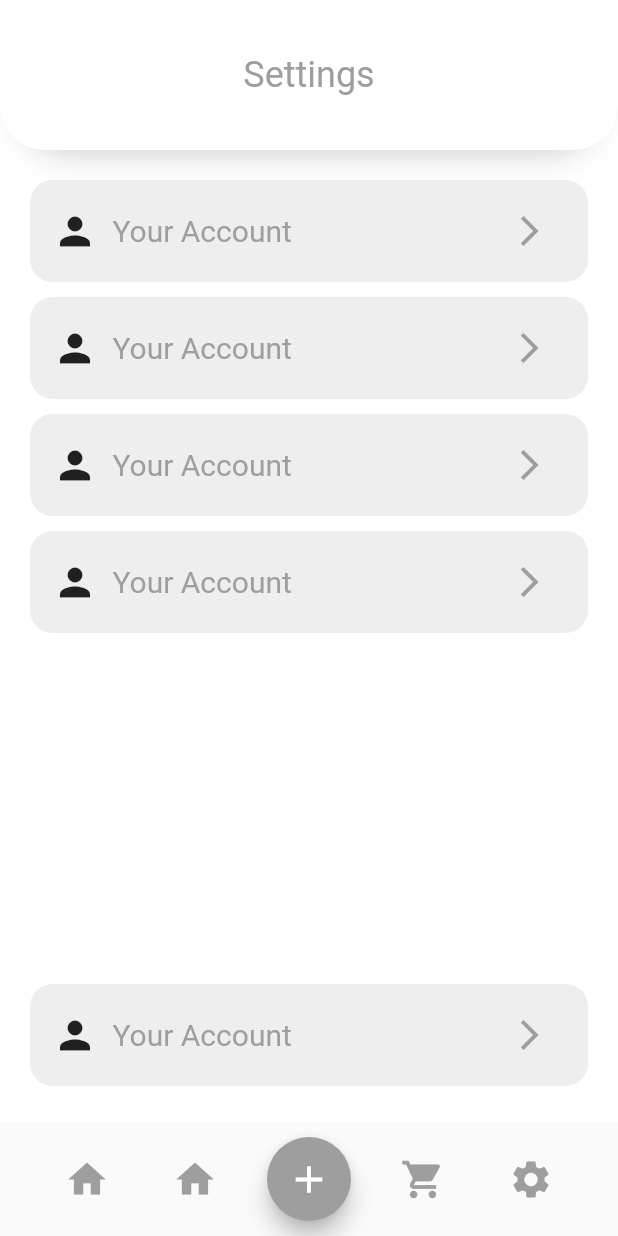
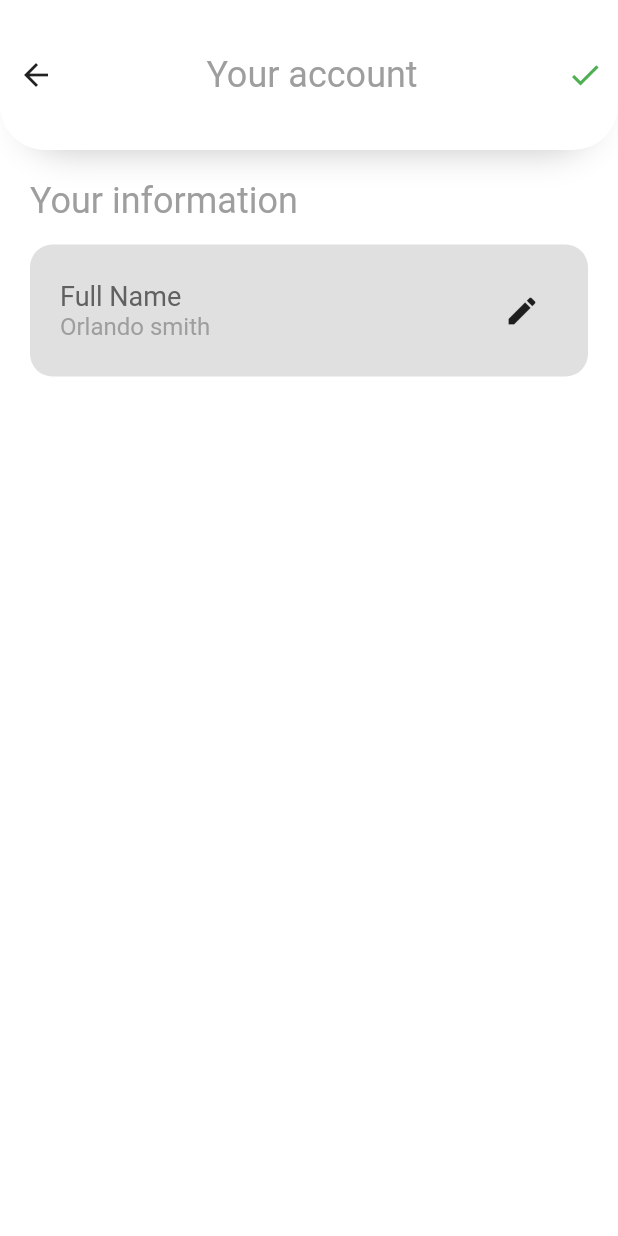
Before and after one commit to codingbbq/flutter_fresh_food, a Flutter app: the SettingsPage screen opened by its route, after a tap on the "arrow forward ios" icon, on a phone screen of 412 x 824 dp. Run offline on Flutter 3.47's test engine with Material 2 defaults, Android fonts, the phone set to English and light mode, and no system bars.

Commit message:
Settings pages

```diff
--- a/lib/main.dart
+++ b/lib/main.dart
@@ -2,6 +2,9 @@ import 'package:flutter/material.dart';
 import 'package:flutter_fresh_food/pages/create_account/page_create_account.dart';
 import 'package:flutter_fresh_food/pages/home/page_home.dart';
 import 'package:flutter_fresh_food/pages/onboarding/page_onboarding.dart';
+import 'package:flutter_fresh_food/pages/settings/accounts/page_accounts.dart';
+import 'package:flutter_fresh_food/pages/settings/livechat/page_livechat.dart';
+import 'package:flutter_fresh_food/pages/settings/orders/page_orders.dart';
 import 'package:flutter_fresh_food/pages/settings/page_settings.dart';
 import 'package:flutter_fresh_food/pages/sign_in/page_sign_in.dart';
 
@@ -27,6 +30,14 @@ class FreshFood extends StatelessWidget {
         '/onboarding': (context) => OnBoarding(),
         '/home': (context) => HomePage(),
         '/settings': (contenxt) => SettingsPage(),
+
+        // Settings Nav
+        '/account': (contenxt) => Accounts(),
+        '/orders': (contenxt) => Orders(),
+        '/livechat': (contenxt) => LiveChat(),
+        '/darkmode': (contenxt) =>
+            SignIn(), // ToDo : Implement dark mode option
+        '/signout': (contenxt) => SignIn(),
       },
     );
   }
--- a/lib/model/model_settings_nav.dart
+++ b/lib/model/model_settings_nav.dart
@@ -4,11 +4,13 @@ class SettingsNavItem {
   final Icon leading;
   final String nav;
   final Icon trailing;
+  final String link;
 
   SettingsNavItem({
     this.leading,
     this.nav,
     this.trailing,
+    this.link,
   });
 }
 
@@ -16,30 +18,35 @@ SettingsNavItem account = SettingsNavItem(
   leading: Icon(Icons.person),
   nav: "Your Account",
   trailing: Icon(Icons.arrow_forward_ios),
+  link: '/account',
 );
 
 SettingsNavItem orders = SettingsNavItem(
   leading: Icon(Icons.list),
   nav: "Your Orders",
   trailing: Icon(Icons.arrow_forward_ios),
+  link: '/orders',
 );
 
 SettingsNavItem chat = SettingsNavItem(
   leading: Icon(Icons.chat),
   nav: "Live Chat",
   trailing: Icon(Icons.arrow_forward_ios),
+  link: '/livechat',
 );
 
 SettingsNavItem darkTheme = SettingsNavItem(
   leading: Icon(Icons.lightbulb_outline),
   nav: "Dart Mode",
-  trailing: null,
+  trailing: Icon(Icons.adjust),
+  link: '/darkmode',
 );
 
 SettingsNavItem signout = SettingsNavItem(
   leading: Icon(Icons.exit_to_app),
   nav: "Sign out",
-  trailing: null,
+  trailing: Icon(Icons.exit_to_app),
+  link: '/signout',
 );
 
 List<SettingsNavItem> settingsList = [
--- /dev/null
+++ b/lib/pages/settings/accounts/page_accounts.dart
@@ -0,0 +1,106 @@
+import 'package:flutter/material.dart';
+import 'package:flutter_fresh_food/utils/custom_box_decoration.dart';
+
+class Accounts extends StatelessWidget {
+  @override
+  Widget build(BuildContext context) {
+    return Scaffold(
+      backgroundColor: Colors.white,
+      body: Column(
+        children: [
+          // Header
+          Container(
+            height: 100,
+            width: MediaQuery.of(context).size.width,
+            decoration: customBoxDecoration,
+            child: Row(
+              mainAxisAlignment: MainAxisAlignment.spaceBetween,
+              children: [
+                IconButton(
+                  icon: Icon(Icons.arrow_back),
+                  onPressed: () {
+                    Navigator.pop(context);
+                  },
+                ),
+                Text(
+                  "Your account",
+                  style: TextStyle(
+                    color: Colors.grey,
+                    fontSize: 24.0,
+                  ),
+                ),
+                Padding(
+                  padding: const EdgeInsets.all(10.0),
+                  child: Icon(
+                    Icons.check,
+                    color: Colors.green,
+                  ),
+                ),
+              ],
+            ),
+          ),
+
+          // Body
+          Padding(
+            padding: const EdgeInsets.symmetric(
+              vertical: 20.0,
+              horizontal: 20.0,
+            ),
+            child: Column(
+              crossAxisAlignment: CrossAxisAlignment.start,
+              children: [
+                Text(
+                  "Your information",
+                  style: TextStyle(
+                    color: Colors.grey,
+                    fontSize: 24.0,
+                  ),
+                ),
+                SizedBox(height: 15.0),
+                Container(
+                  padding: EdgeInsets.all(20.0),
+                  decoration: BoxDecoration(
+                    color: Colors.grey[300],
+                    borderRadius: BorderRadius.circular(15.0),
+                  ),
+                  child: Column(
+                    children: [
+                      Row(
+                        mainAxisAlignment: MainAxisAlignment.spaceBetween,
+                        children: [
+                          Column(
+                            crossAxisAlignment: CrossAxisAlignment.start,
+                            children: [
+                              Text(
+                                "Full Name",
+                                style: TextStyle(
+                                  fontSize: 18.0,
+                                  color: Colors.grey[700],
+                                ),
+                              ),
+                              Text(
+                                "Orlando smith",
+                                style: TextStyle(
+                                  fontSize: 16.0,
+                                  color: Colors.grey[500],
+                                ),
+                              ),
+                            ],
+                          ),
+                          IconButton(
+                            icon: Icon(Icons.edit),
+                            onPressed: () {},
+                          ),
+                        ],
+                      )
+                    ],
+                  ),
+                )
+              ],
+            ),
+          )
+        ],
+      ),
+    );
+  }
+}
--- /dev/null
+++ b/lib/pages/settings/livechat/page_livechat.dart
@@ -0,0 +1,8 @@
+import 'package:flutter/material.dart';
+
+class LiveChat extends StatelessWidget {
+  @override
+  Widget build(BuildContext context) {
+    return Container();
+  }
+}
--- /dev/null
+++ b/lib/pages/settings/orders/page_orders.dart
@@ -0,0 +1,8 @@
+import 'package:flutter/material.dart';
+
+class Orders extends StatelessWidget {
+  @override
+  Widget build(BuildContext context) {
+    return Container();
+  }
+}
--- a/lib/pages/settings/page_settings.dart
+++ b/lib/pages/settings/page_settings.dart
@@ -40,17 +40,6 @@ class SettingsPage extends StatelessWidget {
               ),
               child: Column(
                 children: getSettingItems(),
-                // children: [
-                //   SettingsNav(),
-                //   SettingsNav(),
-                //   SettingsNav(),
-                //   SettingsNav(),
-                //   Spacer(),
-                //   SettingsNav(),
-                //   SizedBox(
-                //     height: 80.0,
-                //   ),
-                // ],
               ),
             ),
           )
@@ -63,10 +52,11 @@ class SettingsPage extends StatelessWidget {
 getSettingItems() {
   List<Widget> newSettingsList = [];
   for (var i = 0; i < settingsList.length; i++) {
+    // Before that last item, add a spacer
     if (i == settingsList.length - 1) {
       newSettingsList.add(Spacer());
     }
-    newSettingsList.add(SettingsNav());
+    newSettingsList.add(SettingsNav(navObj: settingsList[i]));
   }
 
   // To add some spacing so that the list item does not hide behind bottomshit
--- a/lib/pages/settings/setting_utils/settings_nav.dart
+++ b/lib/pages/settings/setting_utils/settings_nav.dart
@@ -1,6 +1,11 @@
 import 'package:flutter/material.dart';
+import 'package:flutter_fresh_food/model/model_settings_nav.dart';
 
 class SettingsNav extends StatelessWidget {
+  final SettingsNavItem navObj;
+
+  const SettingsNav({Key key, this.navObj}) : super(key: key);
+
   @override
   Widget build(BuildContext context) {
     return Container(
@@ -18,28 +23,27 @@ class SettingsNav extends StatelessWidget {
       ),
       child: Row(
         children: [
-          Icon(
-            Icons.person,
-            size: 30.0,
-          ),
+          navObj.leading,
           SizedBox(
             width: 10.0,
           ),
           Text(
-            "Your Account",
+            navObj.nav,
             style: TextStyle(
               fontSize: 20.0,
               color: Colors.grey,
             ),
           ),
           Spacer(),
-          IconButton(
-            icon: Icon(
-              Icons.arrow_forward_ios,
-              color: Colors.grey,
-            ),
-            onPressed: () {},
-          )
+          navObj.trailing != null
+              ? IconButton(
+                  icon: navObj.trailing,
+                  iconSize: 16.0,
+                  onPressed: () {
+                    Navigator.pushNamed(context, navObj.link);
+                  },
+                )
+              : Text(""),
         ],
       ),
     );
```
